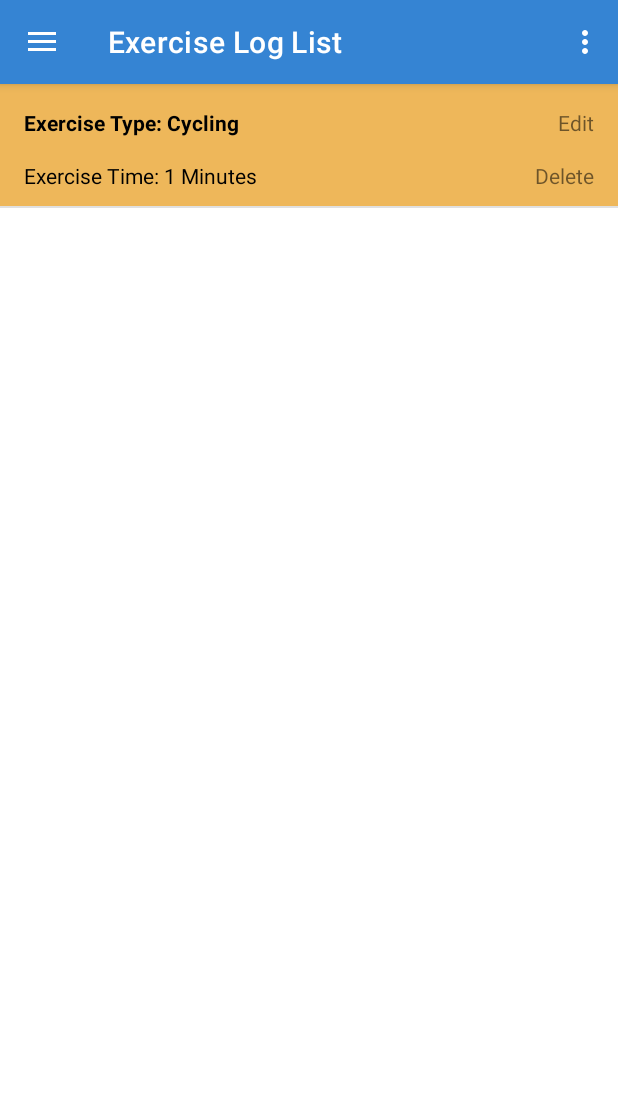
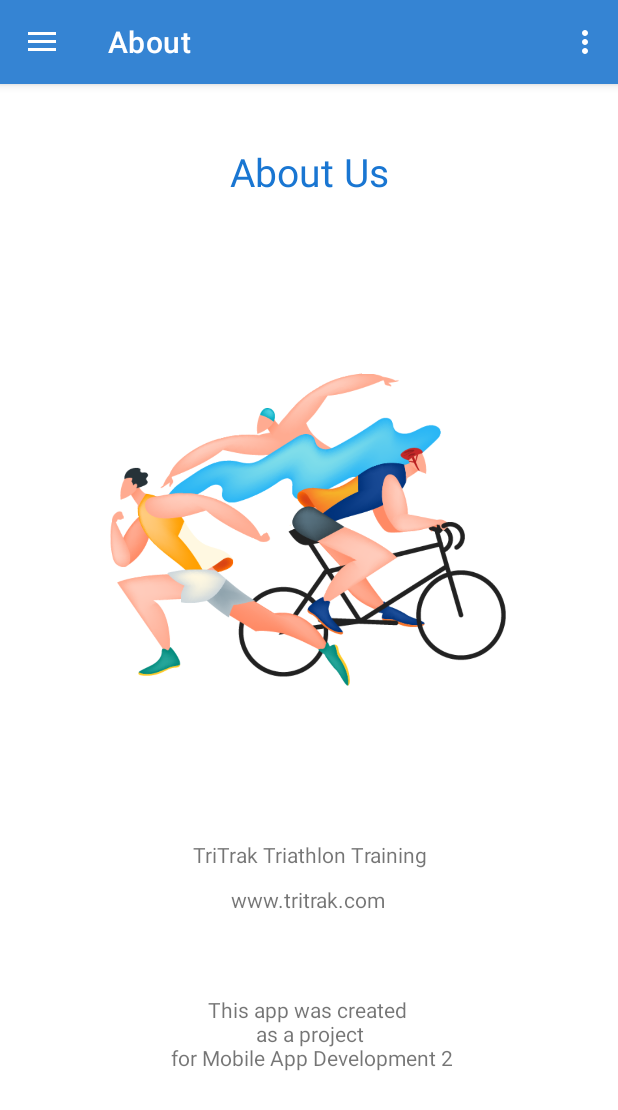
Before and after one commit to lindatorpey/Final_Assignment_TriTrak, an Android app: the MainActivity screen opened directly, with no data from a screen before it, in the options menu, after a tap on "About Us", on a phone screen of 412 x 824 dp. Shown: the top 1110 px of the screen. Run offline under Robolectric (Android 15) with nearby library versions, the phone set to English and light mode, and no system bars.

Commit message:
About screen added

```diff
--- a/app/build.gradle
+++ b/app/build.gradle
@@ -8,7 +8,7 @@ android {
     compileSdk 32
 
     defaultConfig {
-        applicationId "ie.wit.tritrack"
+        applicationId "ie.wit.tritrack.new"
         minSdk 21
         targetSdk 32
         versionCode 1
--- a/app/src/main/AndroidManifest.xml
+++ b/app/src/main/AndroidManifest.xml
@@ -20,7 +20,7 @@
         <activity
             android:name=".user.SignInScreen"
             android:exported="true"
-            android:label="Sign In"
+            android:label="TriTraK"
             android:screenOrientation="portrait">
             <intent-filter>
                 <action android:name="android.intent.action.MAIN" />
--- a/app/src/main/java/ie/wit/tritrack/adapters/ExerciseLogListAdapter.kt
+++ b/app/src/main/java/ie/wit/tritrack/adapters/ExerciseLogListAdapter.kt
@@ -62,8 +62,9 @@ class ExerciseLogListAdapter(
                         return@setPositiveButton
                     }
                     val time = timeStr.toInt()
-                    if (time < 1) {
-                        Toast.makeText(context, "Please enter valid time", Toast.LENGTH_SHORT).show()
+                    if (time < 1 || time > 60) {
+                        Toast.makeText(context, "Time should be between 1 and 61", Toast.LENGTH_SHORT)
+                            .show()
                         return@setPositiveButton
                     }
                     exerciseModelsList.get(clickedPosition).exerciseTime = time
--- a/app/src/main/java/ie/wit/tritrack/main/MainActivity.kt
+++ b/app/src/main/java/ie/wit/tritrack/main/MainActivity.kt
@@ -12,6 +12,7 @@ import com.google.android.material.navigation.NavigationView
 import ie.wit.tritrack.fragments.AddExerciseLogFragment
 import ie.wit.tritrack.fragments.ExerciseLogListingFragment
 import ie.wit.tritrack.R
+import ie.wit.tritrack.fragments.AboutFragment
 
 class MainActivity : AppCompatActivity() {
 
@@ -44,7 +45,6 @@ class MainActivity : AppCompatActivity() {
 
         drawerLayout.addDrawerListener(actionBarDrawerToggle)
         actionBarDrawerToggle.syncState()
-        toolbar.setTitle("Add Exercise Log")
 
 
         navView.setNavigationItemSelectedListener({ menuItem ->
@@ -82,6 +82,12 @@ class MainActivity : AppCompatActivity() {
             toolbar.setTitle("Exercise Log List")
             navView.setCheckedItem(R.id.nav_exercise_list)
         }
+        if (id ==R.id.nav_about){
+            supportFragmentManager.beginTransaction()
+                .replace(R.id.container, AboutFragment()).commit()
+            toolbar.setTitle("About")
+            navView.setCheckedItem(R.id.nav_about)
+        }
     }
     // override the onBackPressed() function to close the Drawer when the back button is clicked
     override fun onBackPressed() {
--- a/app/src/main/res/layout/about.xml
+++ b/app/src/main/res/layout/about.xml
@@ -7,12 +7,14 @@
 
     <ImageView
         android:id="@+id/imageView4"
-        android:layout_width="369dp"
-        android:layout_height="450dp"
+        android:layout_width="264dp"
+        android:layout_height="362dp"
         app:layout_constraintBottom_toBottomOf="parent"
         app:layout_constraintEnd_toEndOf="parent"
+        app:layout_constraintHorizontal_bias="0.496"
         app:layout_constraintStart_toStartOf="parent"
         app:layout_constraintTop_toTopOf="parent"
+        app:layout_constraintVertical_bias="0.285"
         app:srcCompat="@drawable/tt_pic" />
 
     <TextView
@@ -34,10 +36,10 @@
         android:text=" TriTrak Triathlon Training"
         app:layout_constraintBottom_toBottomOf="parent"
         app:layout_constraintEnd_toEndOf="parent"
-        app:layout_constraintHorizontal_bias="0.5"
+        app:layout_constraintHorizontal_bias="0.498"
         app:layout_constraintStart_toStartOf="parent"
         app:layout_constraintTop_toBottomOf="@+id/imageView4"
-        app:layout_constraintVertical_bias="0.228" />
+        app:layout_constraintVertical_bias="0.096" />
 
     <TextView
         android:id="@+id/tvAboutContent"
@@ -49,17 +51,17 @@
         app:layout_constraintHorizontal_bias="0.498"
         app:layout_constraintStart_toStartOf="parent"
         app:layout_constraintTop_toBottomOf="@+id/imageView4"
-        app:layout_constraintVertical_bias="0.776" />
+        app:layout_constraintVertical_bias="0.208" />
 
     <TextView
         android:id="@+id/textView3"
         android:layout_width="wrap_content"
         android:layout_height="wrap_content"
-        android:layout_marginTop="16dp"
+        android:layout_marginTop="84dp"
         android:text="This app was created \n as a project \n for Mobile App Development 2"
         android:textAlignment="center"
         app:layout_constraintEnd_toEndOf="parent"
-        app:layout_constraintHorizontal_bias="0.497"
+        app:layout_constraintHorizontal_bias="0.5"
         app:layout_constraintStart_toStartOf="parent"
         app:layout_constraintTop_toBottomOf="@+id/tvAboutWeb" />
 </androidx.constraintlayout.widget.ConstraintLayout>
--- a/app/src/main/res/menu/activity_main_action_bar.xml
+++ b/app/src/main/res/menu/activity_main_action_bar.xml
@@ -12,7 +12,7 @@
         android:icon="@drawable/ic_baseline_format_list_bulleted_24"
         android:title="Exercise Log List" />
     <item
-        android:id="@+id/nav_about_us"
+        android:id="@+id/nav_about"
         android:icon="@drawable/ic_baseline_info_24"
         android:title="About Us" />
 </menu>
```
Also changed, not shown: 1 other file.
